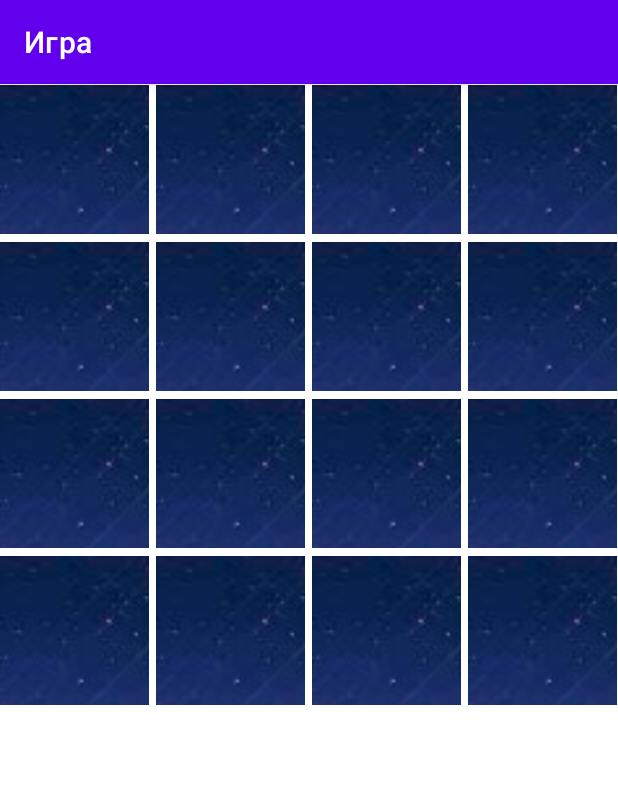
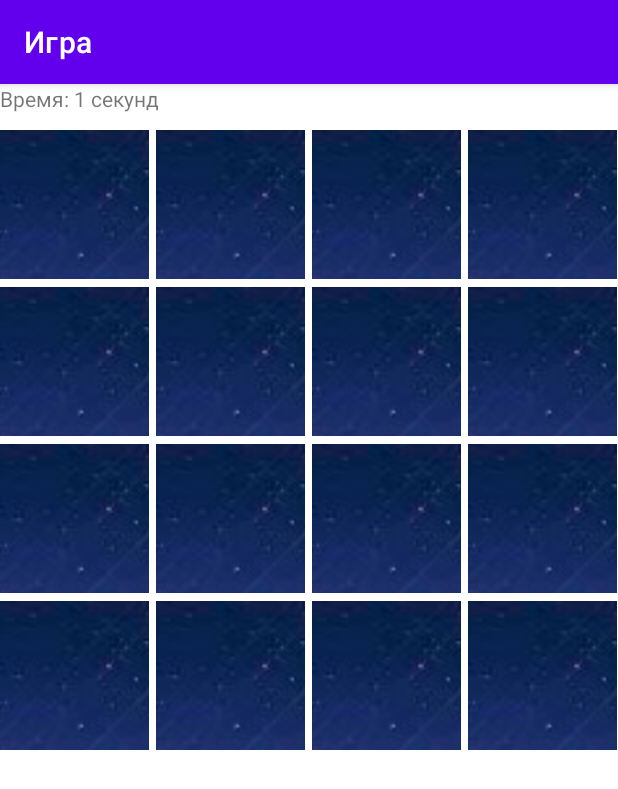
Before and after one commit to komead/laba1MT, an Android app: the MainActivity screen opened directly, with no data from a screen before it, on a phone screen of 412 x 824 dp. Shown: the top 789 px of the screen. Run offline under Robolectric (Android 15) with nearby library versions, the light colour scheme and no system bars.

Commit message:
добавлено время игры

```diff
--- a/app/src/main/java/com/example/kapitanov1/MainActivity.java
+++ b/app/src/main/java/com/example/kapitanov1/MainActivity.java
@@ -1,9 +1,11 @@
 package com.example.kapitanov1;
 
 import android.content.Intent;
+import android.os.Handler;
 import android.view.View;
 import android.widget.AdapterView;
 import android.widget.GridView;
+import android.widget.TextView;
 import androidx.appcompat.app.AppCompatActivity;
 import android.os.Bundle;
 
@@ -11,12 +13,31 @@ public class MainActivity extends AppCompatActivity {
     private GridView mGrid;
     private GridAdapter mAdapter;
 
+    private Handler timerHandler = new Handler();
+    private Runnable timerRunnable;
+    private TextView timerTextView;
+    private int seconds = 0;
+
+
     @Override
     protected void onCreate(Bundle savedInstanceState) {
         super.onCreate(savedInstanceState);
         setContentView(R.layout.activity_main);
 
         mGrid = findViewById(R.id.field);
+        timerTextView = findViewById(R.id.timerTextView);
+
+        timerRunnable = new Runnable() {
+            @Override
+            public void run() {
+                // Увеличиваем счетчик секунд и обновляем текстовое поле
+                seconds++;
+                timerTextView.setText("Время: " + seconds + " секунд");
+
+                // Постоянно запускаем этот Runnable каждую секунду
+                timerHandler.postDelayed(this, 1000);
+            }
+        };
 
         // Получаем переданные значения размеров поля
         int rows = getIntent().getIntExtra("rows", 4);
@@ -29,12 +50,15 @@ public class MainActivity extends AppCompatActivity {
         mAdapter = new GridAdapter(this, rows, columns, collection); // Используем выбранные размеры, набор картинок
         mGrid.setAdapter(mAdapter);
 
+        timerHandler.postDelayed(timerRunnable, 1000);
+
         mGrid.setOnItemClickListener(new AdapterView.OnItemClickListener() {
             @Override
             public void onItemClick(AdapterView<?> parent, View view, int position, long id) {
                 if (mAdapter.handleCardClick(position))
                 {
-                    // Передаем выбранные размеры поля в активность игры (MainActivity)
+                    timerHandler.removeCallbacks(timerRunnable);
+
                     Intent intent = new Intent(MainActivity.this, EndGame.class);
                     startActivity(intent);
                 }
--- a/app/src/main/res/layout/activity_main.xml
+++ b/app/src/main/res/layout/activity_main.xml
@@ -3,6 +3,11 @@
               android:layout_width="fill_parent"
               android:layout_height="fill_parent"
               android:orientation="vertical" >
+    <TextView
+            android:text="Время игры: "
+            android:layout_width="match_parent"
+            android:layout_height="30dp"
+            android:id="@+id/timerTextView"/>
 
     <GridView
             android:id="@+id/field"
@@ -14,5 +19,6 @@
             android:stretchMode="columnWidth"
             android:gravity="center"
             android:clickable="true"
-            android:focusable="true"/>
+            android:focusable="true">
+    </GridView>
 </LinearLayout>
```
